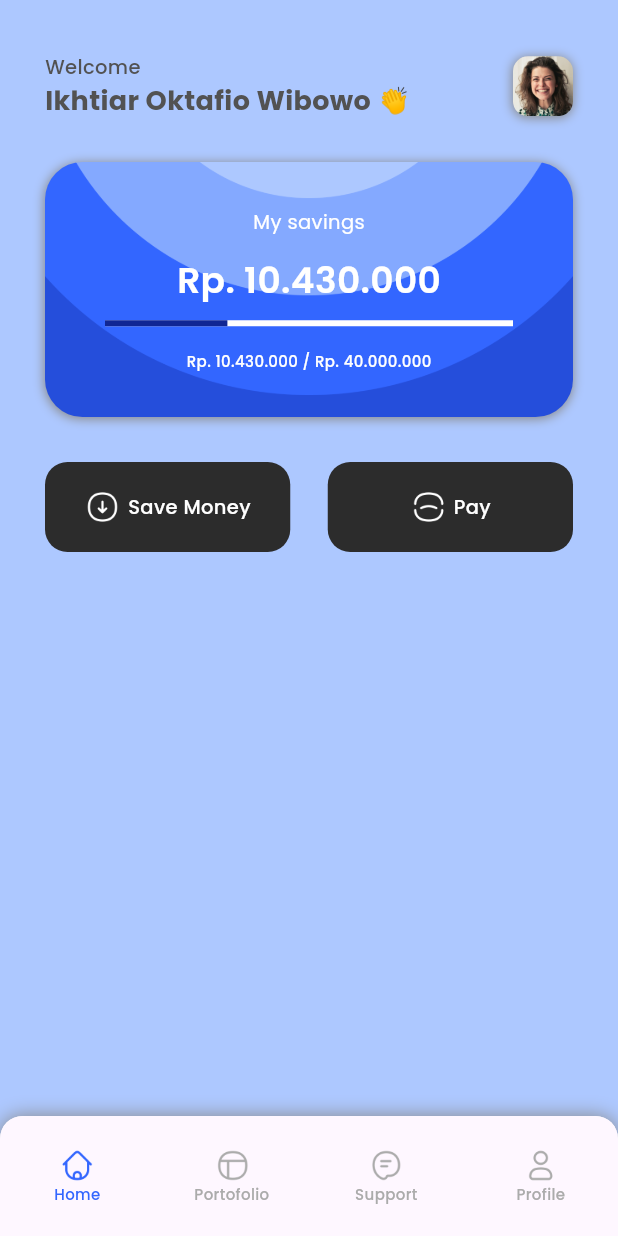
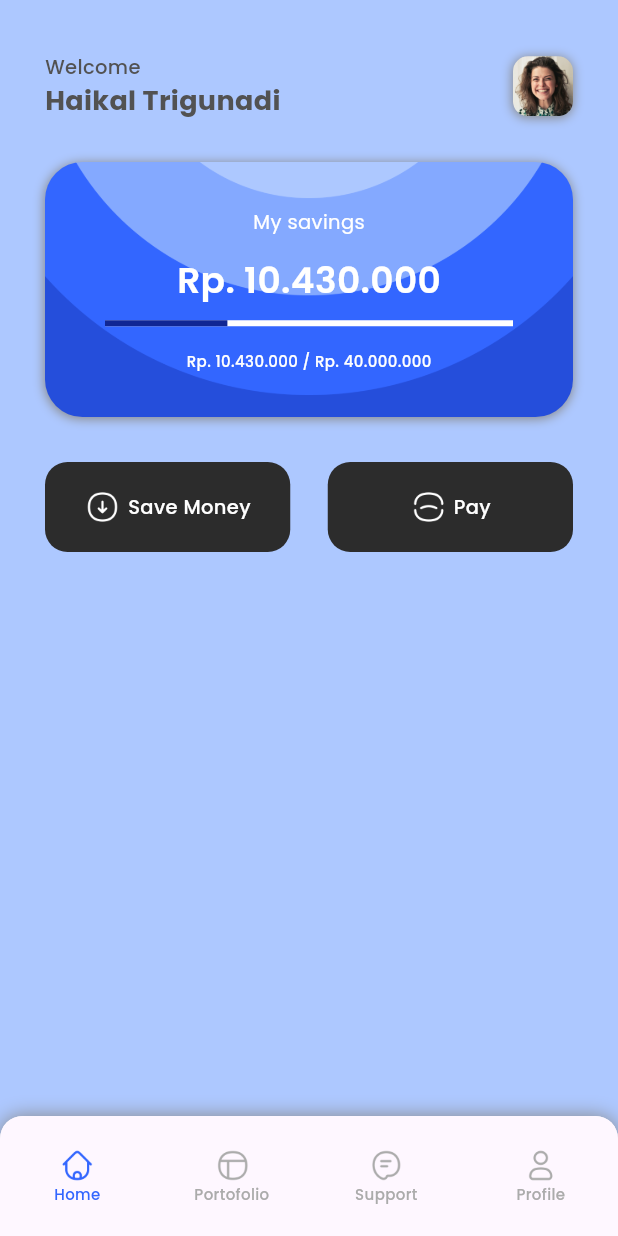
Before and after one commit to Ithank666/21102152_TI2_PPB2324-2, a Flutter app: the MainPage screen opened by its route, on a phone screen of 412 x 824 dp. Run offline on Flutter 3.47's test engine with Material 3 defaults, Android fonts, the phone set to English and light mode, and no system bars; drawn by our look-alikes of percent_indicator; our stand-ins replace equatable, flutter_bloc, google_fonts.

Commit message:
Praktikum06

```diff
--- a/praktikum_06/lib/pages/home_page.dart
+++ b/praktikum_06/lib/pages/home_page.dart
@@ -34,7 +34,7 @@ class HomePage extends StatelessWidget {
                             ),
                           ),
                           Text(
-                            'Ikhtiar Oktafio Wibowo 👏',
+                            'Haikal Trigunadi',
                             style: kHeading6.copyWith(
                               color: kMatterhornBlack,
                             ),
```
